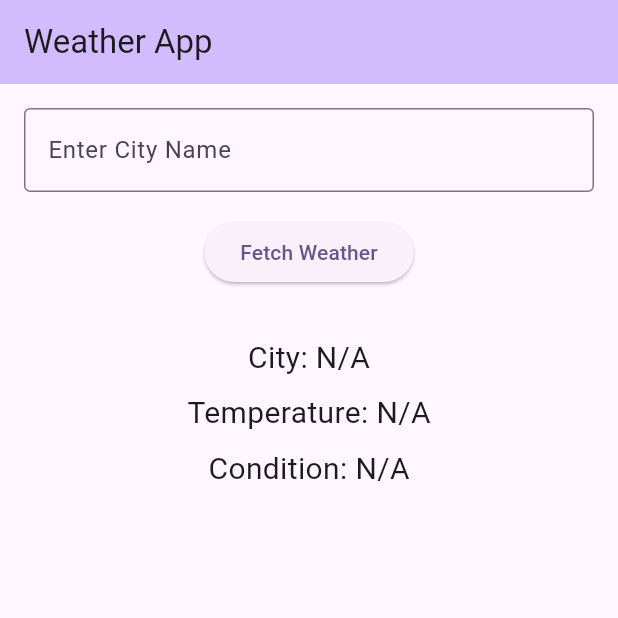
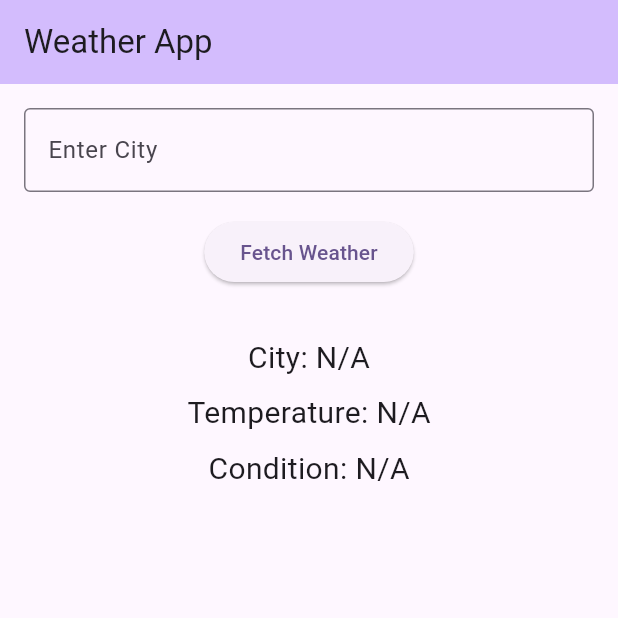
Before and after one commit to sarvats/weatherinfoapp, a Flutter app: the screen it shows after launch, on a phone screen of 412 x 824 dp, the top half of it. Run offline on Flutter 3.47's test engine with Material 3 defaults, Android fonts, the phone set to English and light mode, and no system bars.

Commit message:
Displayed simulated weather information

```diff
--- a/lib/main.dart
+++ b/lib/main.dart
@@ -48,7 +48,7 @@ class _MyHomePageState extends State<MyHomePage> {
       int temp = 15 + random.nextInt(16);
       _temperature = '$temp°C';
 
-      // Randomly select a weather condition
+
       List<String> conditions = ['Sunny', 'Cloudy', 'Rainy'];
       _weatherCondition = conditions[random.nextInt(conditions.length)];
     });
@@ -69,7 +69,7 @@ class _MyHomePageState extends State<MyHomePage> {
             TextField(
               controller: _cityController,
               decoration: const InputDecoration(
-                labelText: 'Enter City Name',
+                labelText: 'Enter City',
                 border: OutlineInputBorder(),
               ),
             ),
```
